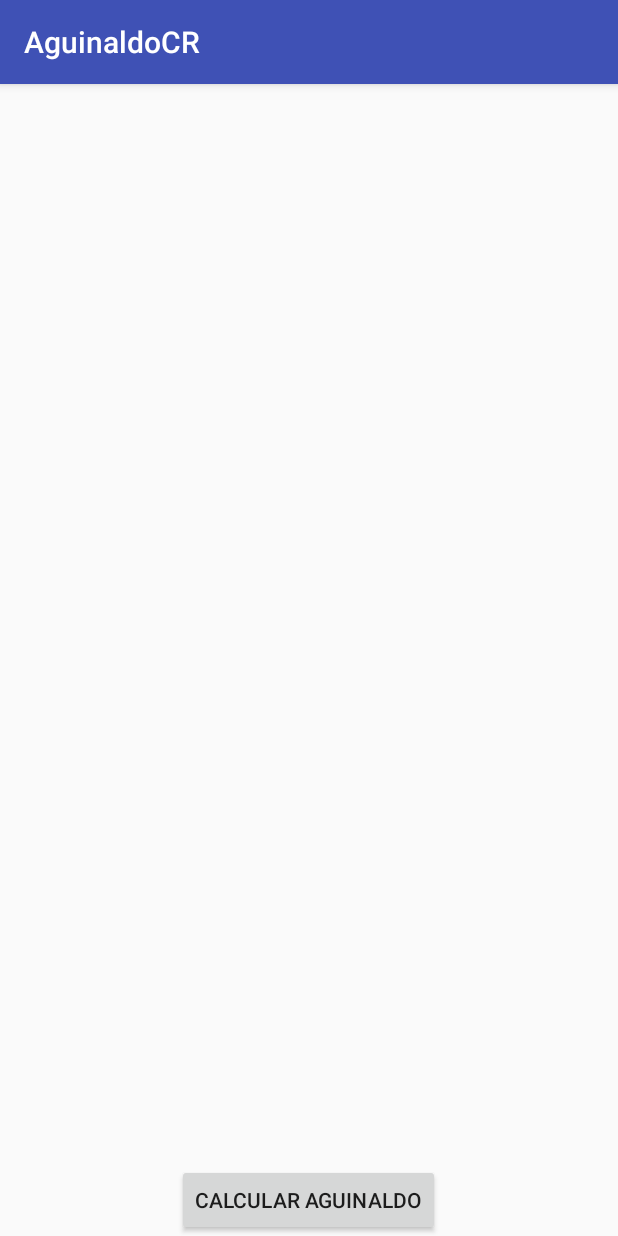
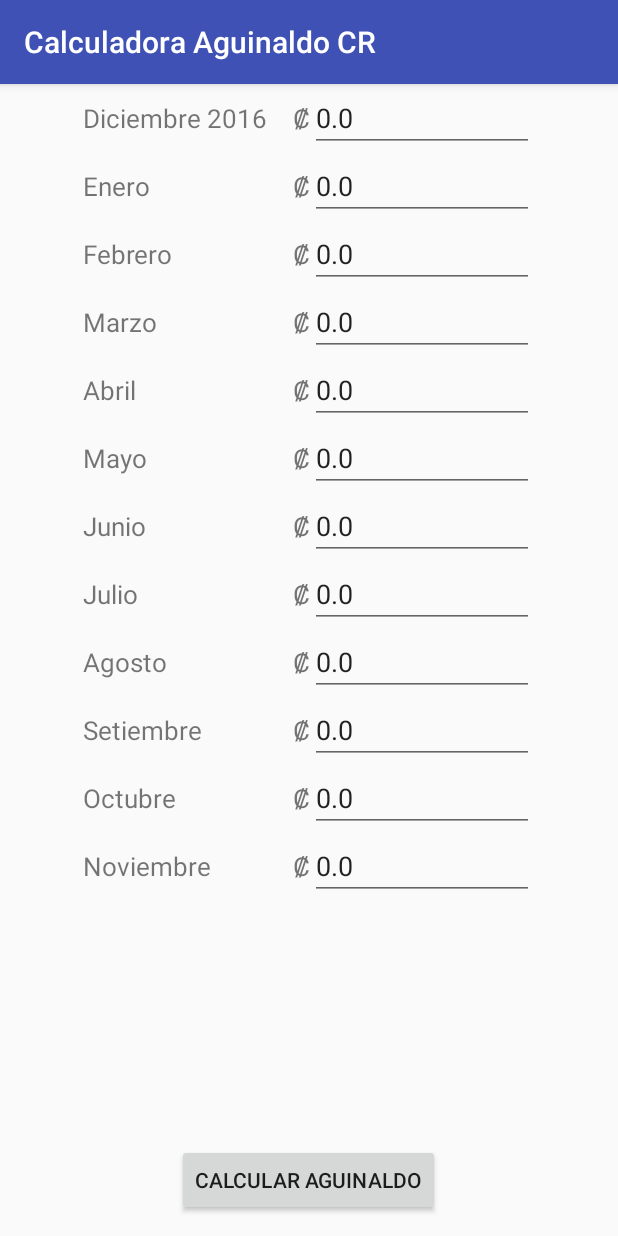
Before and after one commit to eusan91/AguinaldoCR, an Android app: the screen it shows after launch (MainActivity), on a phone screen of 412 x 824 dp. Run offline under Robolectric (Android 15) with nearby library versions, the phone set to English and light mode, and no system bars.

Commit message:
adapter funcionando

```diff
--- a/app/src/main/AndroidManifest.xml
+++ b/app/src/main/AndroidManifest.xml
@@ -6,6 +6,7 @@
         android:allowBackup="true"
         android:icon="@mipmap/ic_launcher"
         android:label="@string/app_name"
+        android:debuggable="true"
         android:roundIcon="@mipmap/ic_launcher_round"
         android:supportsRtl="true"
         android:theme="@style/AppTheme">
--- a/app/src/main/java/com/santamaria/aguinaldocr/MainActivity.kt
+++ b/app/src/main/java/com/santamaria/aguinaldocr/MainActivity.kt
@@ -2,11 +2,45 @@ package com.santamaria.aguinaldocr
 
 import android.support.v7.app.AppCompatActivity
 import android.os.Bundle
+import android.view.View
+import android.widget.ListView
+import android.widget.Toast
+import java.util.*
 
 class MainActivity : AppCompatActivity() {
+
+    var monthList = LinkedList<Month>()
 
     override fun onCreate(savedInstanceState: Bundle?) {
         super.onCreate(savedInstanceState)
         setContentView(R.layout.activity_main)
+
+        val listViewMonth : ListView = findViewById(R.id.listViewMonths) as ListView
+
+        //previous year
+        val year = Calendar.getInstance().get(Calendar.YEAR)-1
+
+        monthList.add(Month("Diciembre "+ year))
+        monthList.add(Month("Enero"))
+        monthList.add(Month("Febrero"))
+        monthList.add(Month("Marzo"))
+        monthList.add(Month("Abril"))
+        monthList.add(Month("Mayo"))
+        monthList.add(Month("Junio"))
+        monthList.add(Month("Julio"))
+        monthList.add(Month("Agosto"))
+        monthList.add(Month("Setiembre"))
+        monthList.add(Month("Octubre"))
+        monthList.add(Month("Noviembre"))
+
+        var customAdapter = MonthAdapter(monthList, this, R.layout.month_amount_item)
+        listViewMonth.adapter = customAdapter
+
+    }
+
+    fun ComputeAguinaldo(v: View): Unit {
+
+        Toast.makeText(this, "Su aguinaldo será de:  ₡" + 100, Toast.LENGTH_LONG).show()
+
     }
 }
--- /dev/null
+++ b/app/src/main/java/com/santamaria/aguinaldocr/Month.kt
@@ -0,0 +1,17 @@
+package com.santamaria.aguinaldocr
+
+import kotlin.properties.Delegates
+
+/**
+ * Created by Santamaria on 28/08/2017.
+ */
+
+class Month(val month: String) {
+
+    var amount : Double = 0.0
+
+    constructor(month: String, amount: Double) : this(month) {
+        this.amount = amount
+    }
+
+}
--- /dev/null
+++ b/app/src/main/java/com/santamaria/aguinaldocr/MonthAdapter.kt
@@ -0,0 +1,62 @@
+package com.santamaria.aguinaldocr
+
+import android.content.Context
+import android.view.LayoutInflater
+import android.view.View
+import android.view.ViewGroup
+import android.widget.BaseAdapter
+import android.widget.EditText
+import android.widget.TextView
+import java.util.*
+
+/**
+ * Created by Santamaria on 29/08/2017.
+ */
+class MonthAdapter(val monthList : LinkedList<Month>, val context : Context, val layout : Int) : BaseAdapter() {
+
+
+    override fun getItem(p0: Int): Any {
+        return monthList[p0]
+    }
+
+    override fun getItemId(p0: Int): Long {
+        return 0;
+    }
+
+    override fun getCount(): Int {
+        return monthList.size
+    }
+
+    override fun getView(position: Int, convertView: View?, viewGroup: ViewGroup) : View {
+
+        val view: View
+        val viewHolder : ViewHolder
+
+        if (convertView == null){
+
+            view = LayoutInflater.from(context).inflate(layout, viewGroup, false)
+            viewHolder = ViewHolder(view)
+            view.tag = viewHolder
+
+        } else {
+            view = convertView
+            viewHolder = convertView.tag as ViewHolder
+        }
+
+        viewHolder.month.text = monthList[position].month
+        viewHolder.amount.setText(monthList[position].amount.toString())
+
+        return view
+    }
+
+    private class ViewHolder(row: View){
+        var month : TextView
+        var amount: EditText
+
+        init {
+            month = row.findViewById(R.id.monthId) as TextView
+            amount = row.findViewById(R.id.amountId) as EditText
+        }
+    }
+
+}
--- a/app/src/main/res/layout/activity_main.xml
+++ b/app/src/main/res/layout/activity_main.xml
@@ -6,18 +6,22 @@
     tools:context="com.santamaria.aguinaldocr.MainActivity">
 
     <ListView
-        android:id="@+id/listViewMeses"
+        android:id="@+id/listViewMonths"
         android:layout_width="match_parent"
         android:layout_height="match_parent"
-        android:layout_above="@+id/botonCalcular">
-    </ListView>
+        android:layout_above="@+id/buttonCalculate"
+        android:divider="@null"
+        android:dividerHeight="0dp"
+        android:scrollbars="horizontal"></ListView>
 
     <Button
-        android:id="@+id/botonCalcular"
+        android:id="@+id/buttonCalculate"
         android:layout_width="wrap_content"
         android:layout_height="wrap_content"
+        android:text="Calcular aguinaldo"
         android:layout_alignParentBottom="true"
         android:layout_centerHorizontal="true"
-        android:text="Calcular aguinaldo" />
+        android:layout_marginBottom="13dp"
+        android:onClick="ComputeAguinaldo"/>
 
 </RelativeLayout>
--- a/app/src/main/res/layout/month_amount_item.xml
+++ b/app/src/main/res/layout/month_amount_item.xml
@@ -4,12 +4,12 @@
     android:layout_height="match_parent"
     android:orientation="horizontal"
     android:weightSum="2"
-    android:layout_margin="15dp"
+    android:layout_margin="10dp"
     android:gravity="center">
 
     <TextView
         android:id="@+id/monthId"
-        android:layout_width="90dp"
+        android:layout_width="130dp"
         android:layout_height="wrap_content"
         android:text="Noviembre"
         android:textSize="17sp" />
--- a/app/src/main/res/values/strings.xml
+++ b/app/src/main/res/values/strings.xml
@@ -1,3 +1,3 @@
 <resources>
-    <string name="app_name">AguinaldoCR</string>
+    <string name="app_name">Calculadora Aguinaldo CR</string>
 </resources>
```
